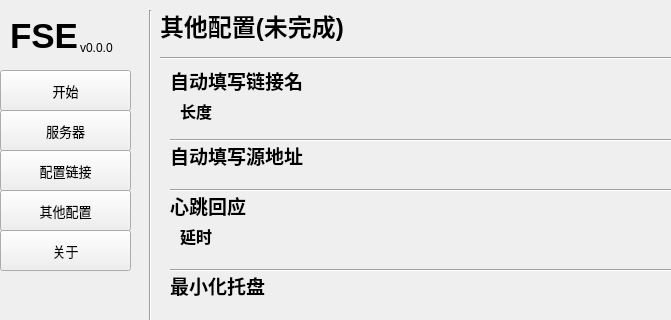
LyceenAiro/EazyFrpSetting, file ui/main.ui: the form before one commit; both pictures show x 0 to 671 and y 0 to 320 of the 800 by 500 pixel window.
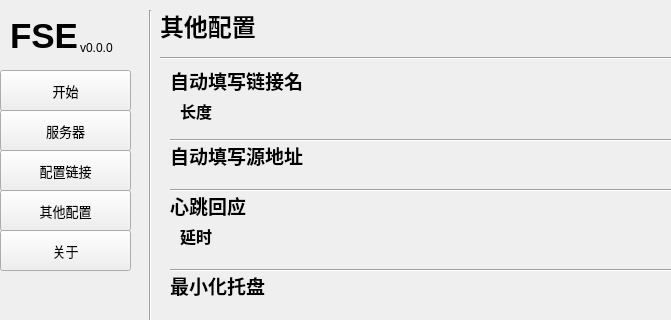
The form after the commit.

Commit message: vtest18：其他功能开发完毕，链接纠错及生成功能已实装

```diff
--- a/ui/main.ui
+++ b/ui/main.ui
@@ -519,7 +519,7 @@
        </font>
       </property>
       <property name="text">
-       <string>其他配置(未完成)</string>
+       <string>其他配置</string>
       </property>
      </widget>
      <widget class="QCheckBox" name="auto_address">
```
The commit also changes 5 other files.
